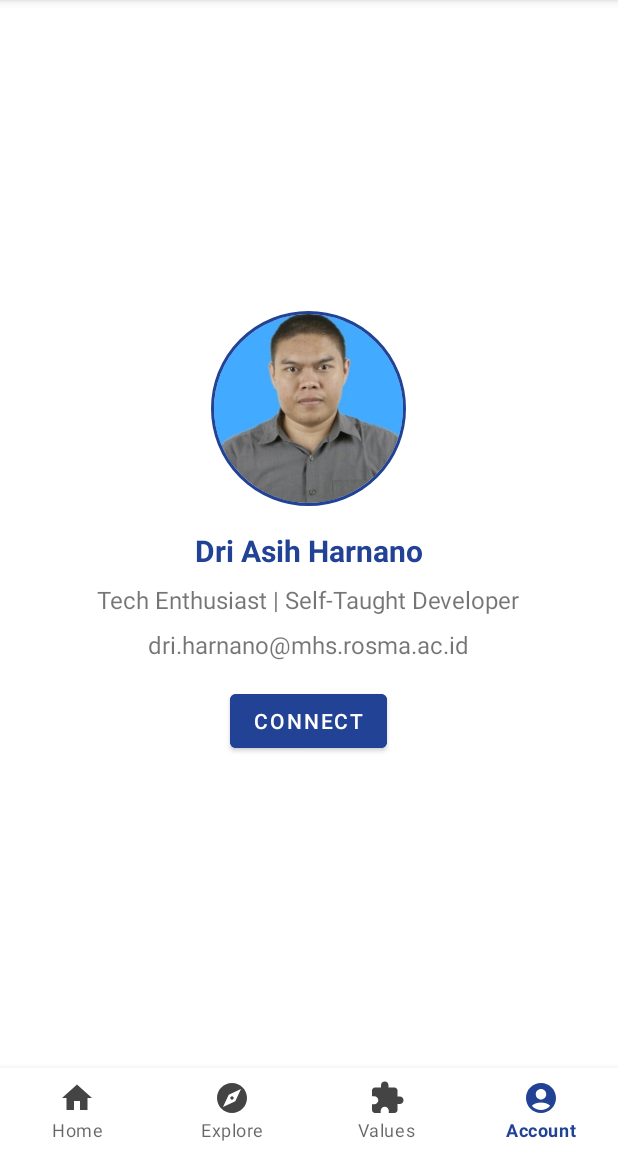
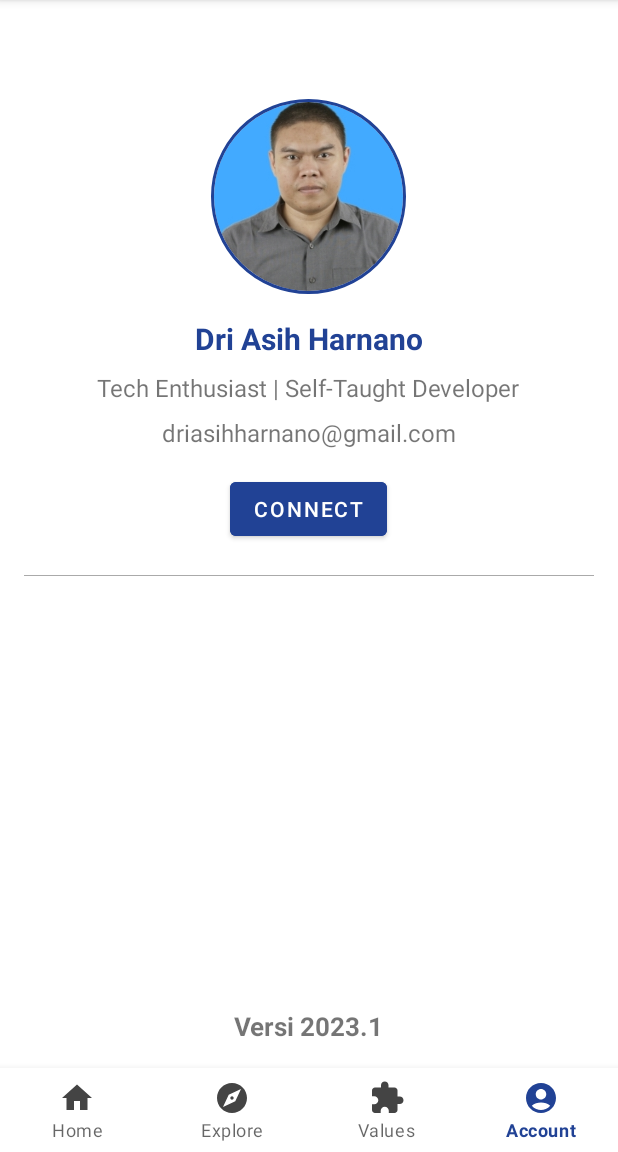
Before and after one commit to astrocoding/AKHLAK, an Android app: the screen it shows after launch (MainActivity), item 4 of the bottom bar chosen, on a phone screen of 412 x 824 dp, the part 84-1236 px from its top. Run offline under Robolectric (Android 15) with nearby library versions, the phone set to English and light mode, and no system bars; our stand-ins replace CircleImageView.

Commit message:
first update

```diff
--- a/app/src/main/res/layout/fragment_account.xml
+++ b/app/src/main/res/layout/fragment_account.xml
@@ -15,6 +15,7 @@
         android:src="@drawable/dri"
         app:civ_border_color="@color/icons_color"
         app:civ_border_width="2dp"
+        android:layout_marginTop="50dp"
         android:layout_gravity="center_horizontal" />
 
     <TextView
@@ -48,7 +49,24 @@
         android:layout_width="wrap_content"
         android:layout_height="wrap_content"
         android:layout_marginTop="16dp"
+        android:layout_marginBottom="20dp"
         android:backgroundTint="@color/icons_color"
         android:text="Connect" />
 
+    <View
+        android:layout_width="match_parent"
+        android:layout_height="0.1dp"
+        android:layout_below="@id/link_button"
+        android:background="@android:color/darker_gray" />
+
+            <TextView
+                android:layout_width="wrap_content"
+                android:layout_height="match_parent"
+                android:text="@string/versi"
+                android:gravity="bottom"
+                android:layout_gravity="bottom|center"
+                android:textSize="17sp"
+                android:textStyle="bold" />
+
+
 </LinearLayout>
--- a/app/src/main/res/values/strings.xml
+++ b/app/src/main/res/values/strings.xml
@@ -17,8 +17,8 @@
     <string name="loyal">Loyal</string>
     <string name="adaptif">Adaptif</string>
     <string name="kolaboratif">Kolaboratif</string>
-    <!-- TODO: Remove or change this placeholder text -->
-    <string name="hello_blank_fragment">Hello blank fragment</string>
+
     <string name="username">Dri Asih Harnano</string>
-    <string name="email">dri.harnano@mhs.rosma.ac.id</string>
+    <string name="email">driasihharnano@gmail.com</string>
+    <string name="versi">Versi 2023.1</string>
 </resources>
```
